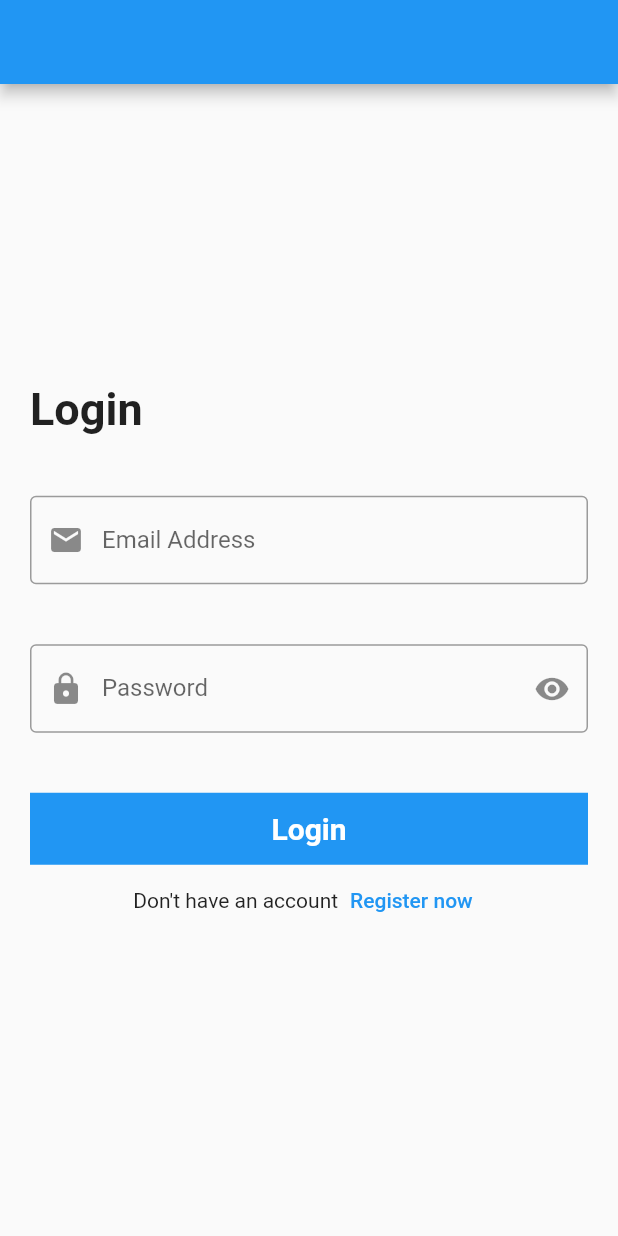
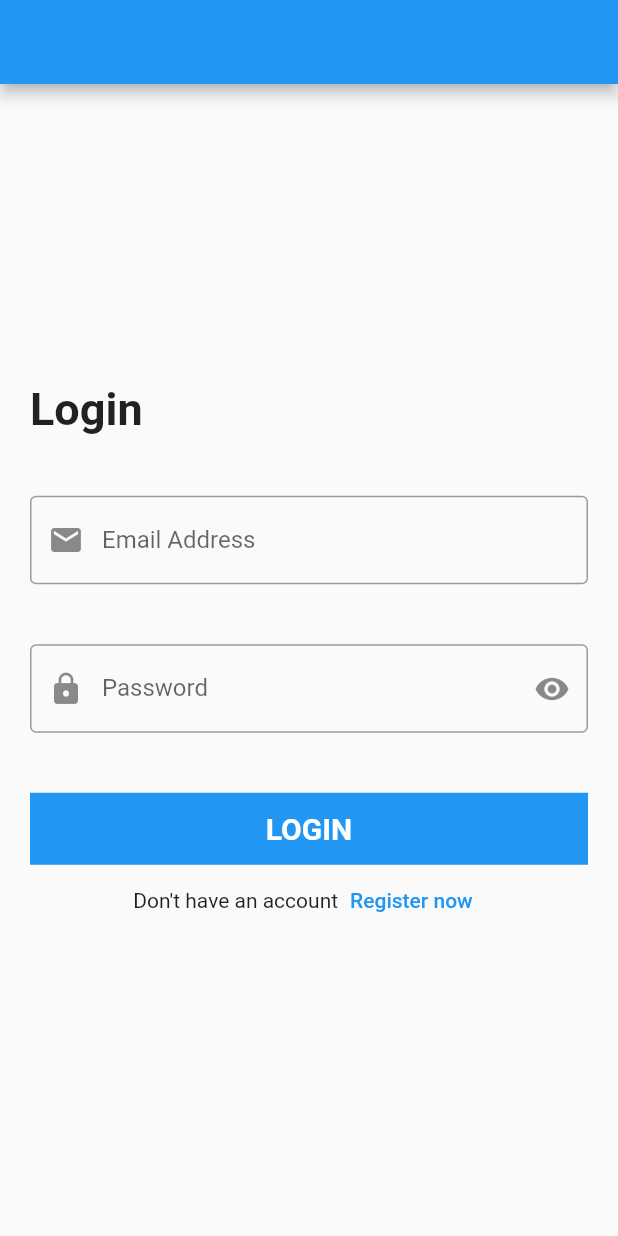
Before and after one commit to ahmedelassal0/flutterStudies, a Flutter app: the screen it shows after launch, on a phone screen of 412 x 824 dp. Run offline on Flutter 3.47's test engine with Material 2 defaults, Android fonts, the phone set to English and light mode, and no system bars.

Commit message:
make reusable component for button in login screen

```diff
--- a/lib/modules/login/login_screen.dart
+++ b/lib/modules/login/login_screen.dart
@@ -1,4 +1,5 @@
 import 'package:flutter/material.dart';
+import 'package:test_app/shared/components/components.dart';
 class LoginScreen extends StatelessWidget {
   var emailController = TextEditingController();
   var passwordController = TextEditingController();
@@ -54,22 +55,11 @@ class LoginScreen extends StatelessWidget {
                 SizedBox(
                   height: 40.0,
                 ),
-                Container(
-                  width: double.infinity,
-                  color: Colors.blue,
-                  child: MaterialButton(
-                    onPressed: ()
-                    {
-                      print(emailController.text);
-                      print(passwordController.text);
-                    },
-                    child: Text('Login',
-                      style: TextStyle(color: Colors.white,
-                      fontWeight: FontWeight.bold,
-                      fontSize: 20.0,
-                      ),
-                    ),
-                  ),
+                regularButton(function: (){
+                  print(emailController.text);
+                  print(passwordController.text);
+                },
+                    text: "login"
                 ),
                 Row(
                   mainAxisAlignment: MainAxisAlignment.center,
--- a/lib/shared/components/components.dart
+++ b/lib/shared/components/components.dart
@@ -0,0 +1,23 @@
+import 'package:flutter/cupertino.dart';
+import 'package:flutter/material.dart';
+
+Widget regularButton({
+  double width = double.infinity,
+  Color color = Colors.blue,
+  required VoidCallback function,
+  required String text,
+}) {
+  return Container(
+    width: width,
+    color: color,
+    child: MaterialButton(
+      onPressed: function,
+      child: Text('${text.toUpperCase()}',
+        style: TextStyle(color: Colors.white,
+          fontWeight: FontWeight.bold,
+          fontSize: 20.0,
+        ),
+      ),
+    ),
+  );
+}
```
